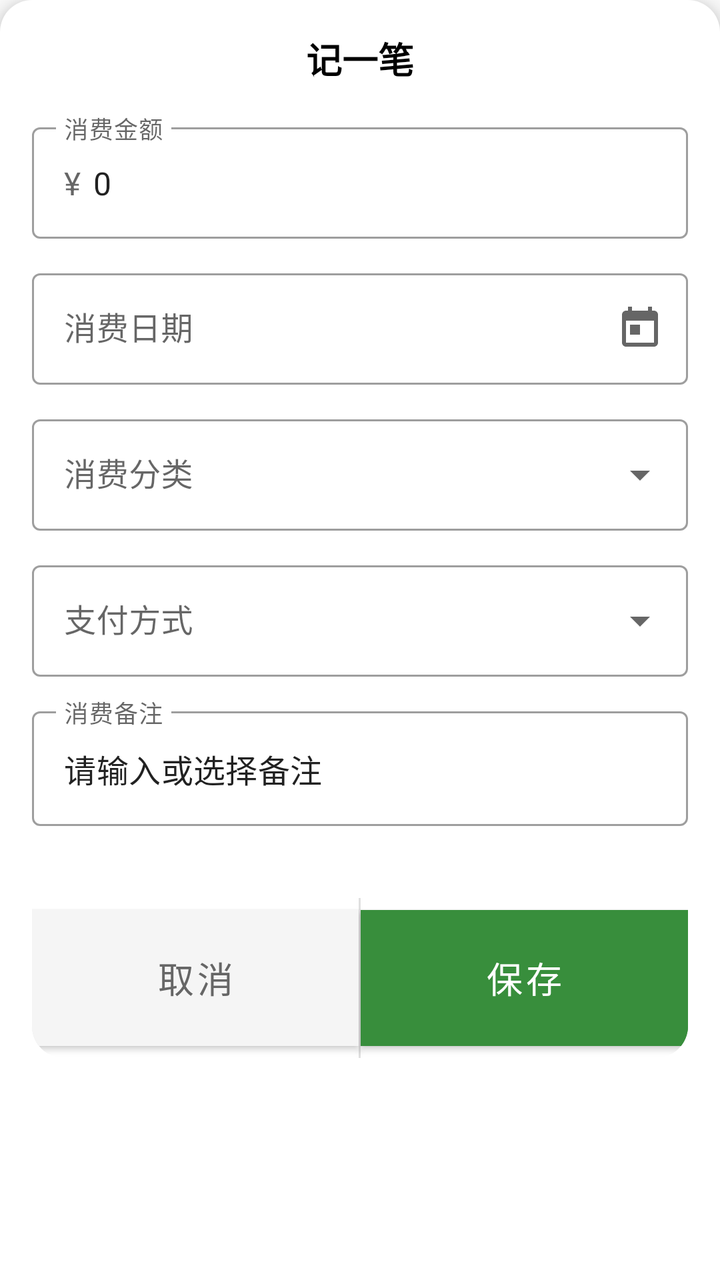
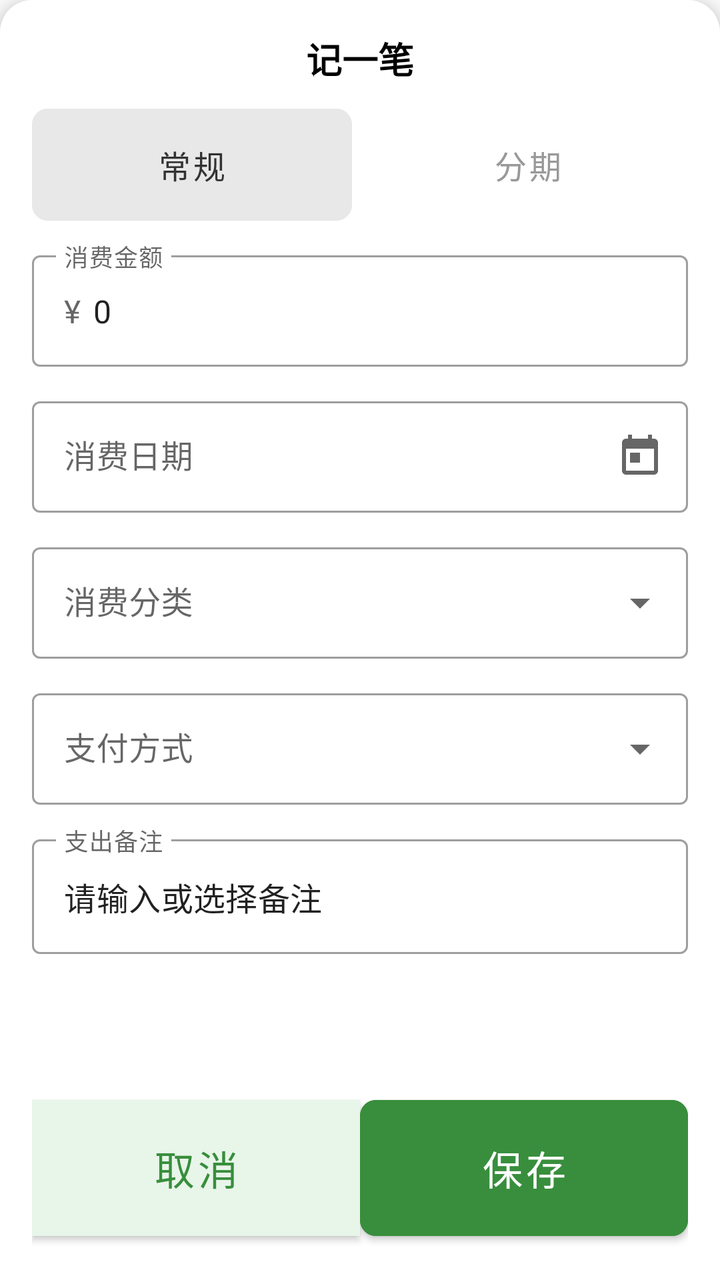

Two renders of the same Android screen: before a commit and after it. Below are the layout's source before the change and the commit's diff.
<!-- AndroidManifest.xml: application theme Theme.BillApp -->
<!-- res/layout/fragment_add_expense.xml -->
<?xml version="1.0" encoding="utf-8"?>
<LinearLayout xmlns:android="http://schemas.android.com/apk/res/android"
    xmlns:app="http://schemas.android.com/apk/res-auto"
    android:layout_width="match_parent"
    android:layout_height="wrap_content"
    android:orientation="vertical"
    android:padding="16dp"
    android:background="@drawable/bottom_sheet_rounded_top"
    android:elevation="8dp">

    
    <TextView
        android:layout_width="match_parent"
        android:layout_height="wrap_content"
        android:text="记一笔"
        android:textSize="18sp"
        android:textStyle="bold"
        android:textColor="@android:color/black"
        android:gravity="center"
        android:paddingBottom="16dp" />

    
    <com.google.android.material.textfield.TextInputLayout
        style="@style/Widget.MaterialComponents.TextInputLayout.OutlinedBox"
        android:layout_width="match_parent"
        android:layout_height="wrap_content"
        android:hint="消费金额"
        app:prefixText="¥ "
        android:layout_marginBottom="12dp">

        <com.google.android.material.textfield.TextInputEditText
            android:id="@+id/etAmount"
            android:layout_width="match_parent"
            android:layout_height="wrap_content"
            android:inputType="numberDecimal"
            android:textSize="16sp"
            android:maxLength="10"
            android:text="0" />
    </com.google.android.material.textfield.TextInputLayout>

    
    <com.google.android.material.textfield.TextInputLayout
        style="@style/Widget.MaterialComponents.TextInputLayout.OutlinedBox"
        android:layout_width="match_parent"
        android:layout_height="wrap_content"
        android:hint="消费日期"
        app:endIconMode="custom"
        app:endIconDrawable="@drawable/ic_calendar"
        android:layout_marginBottom="12dp">

        <com.google.android.material.textfield.TextInputEditText
            android:id="@+id/etDate"
            android:layout_width="match_parent"
            android:layout_height="wrap_content"
            android:inputType="none"
            android:focusable="false"
            android:clickable="true"
            android:focusableInTouchMode="false"
            android:textSize="16sp" />
    </com.google.android.material.textfield.TextInputLayout>

    
    <com.google.android.material.textfield.TextInputLayout
        style="@style/Widget.MaterialComponents.TextInputLayout.OutlinedBox"
        android:layout_width="match_parent"
        android:layout_height="wrap_content"
        android:hint="消费分类"
        app:endIconMode="custom"
        app:endIconDrawable="@drawable/ic_arrow_down"
        android:layout_marginBottom="12dp">

        <com.google.android.material.textfield.TextInputEditText
            android:id="@+id/etCategory"
            android:layout_width="match_parent"
            android:layout_height="wrap_content"
            android:inputType="none"
            android:focusable="false"
            android:clickable="true"
            android:focusableInTouchMode="false"
            android:textSize="16sp" />
    </com.google.android.material.textfield.TextInputLayout>

    
    <com.google.android.material.textfield.TextInputLayout
        style="@style/Widget.MaterialComponents.TextInputLayout.OutlinedBox"
        android:layout_width="match_parent"
        android:layout_height="wrap_content"
        android:hint="支付方式"
        app:endIconMode="custom"
        app:endIconDrawable="@drawable/ic_arrow_down"
        android:layout_marginBottom="12dp">

        <com.google.android.material.textfield.TextInputEditText
            android:id="@+id/etPayChannel"
            android:layout_width="match_parent"
            android:layout_height="wrap_content"
            android:inputType="none"
            android:focusable="false"
            android:clickable="true"
            android:focusableInTouchMode="false"
            android:textSize="16sp" />
    </com.google.android.material.textfield.TextInputLayout>

    
    <com.google.android.material.textfield.TextInputLayout
        style="@style/Widget.MaterialComponents.TextInputLayout.OutlinedBox"
        android:layout_width="match_parent"
        android:layout_height="wrap_content"
        android:hint="消费备注"
        android:layout_marginBottom="8dp">

        <com.google.android.material.textfield.TextInputEditText
            android:id="@+id/etRemark"
            android:layout_width="match_parent"
            android:layout_height="wrap_content"
            android:inputType="text"
            android:maxLines="3"
            android:textSize="16sp"
            android:text="请输入或选择备注"/>
    </com.google.android.material.textfield.TextInputLayout>

    
    <HorizontalScrollView
        android:layout_width="match_parent"
        android:layout_height="wrap_content"
        android:layout_marginBottom="16dp"
        android:scrollbars="none">

        <LinearLayout
            android:id="@+id/llRemarkTags"
            android:layout_width="wrap_content"
            android:layout_height="wrap_content"
            android:orientation="horizontal"
            android:padding="4dp" />
    </HorizontalScrollView>

    
    <LinearLayout
        android:layout_width="match_parent"
        android:layout_height="wrap_content"
        android:orientation="horizontal"
        android:layout_marginTop="4dp"
        android:background="@drawable/bottom_button_rounded"
        android:clipToOutline="true">

        
        <com.google.android.material.button.MaterialButton
            android:id="@+id/btnCancel"
            style="@style/Widget.MaterialComponents.Button"
            android:layout_width="0dp"
            android:layout_height="80dp"
            android:layout_weight="1"
            android:text="取消"
            android:textSize="18sp"
            android:textColor="#666666"
            android:backgroundTint="#F5F5F5"
            app:cornerRadius="0dp"
            app:shapeAppearanceOverlay="@style/ShapeAppearanceOverlay.Button.RoundedLeft" />

        
        <View
            android:layout_width="1dp"
            android:layout_height="match_parent"
            android:background="#E0E0E0" />

        
        <com.google.android.material.button.MaterialButton
            android:id="@+id/btnSave"
            style="@style/Widget.MaterialComponents.Button"
            android:layout_width="0dp"
            android:layout_height="80dp"
            android:layout_weight="1"
            android:text="保存"
            android:textSize="18sp"
            android:textColor="#FFFFFF"
            android:backgroundTint="@color/colorAccent"
            app:cornerRadius="0dp"
            app:shapeAppearanceOverlay="@style/ShapeAppearanceOverlay.Button.RoundedRight" />
    </LinearLayout>

</LinearLayout>
<!-- resources referenced by this layout -->
<resources>
  <color name="colorAccent">#388E3C</color>
  <!-- drawable bottom_button_rounded (drawable) -->
  <?xml version="1.0" encoding="utf-8"?>
  <shape xmlns:android="http://schemas.android.com/apk/res/android">
      <solid android:color="#FFFFFF" />
      <corners android:bottomLeftRadius="16dp" android:bottomRightRadius="16dp" />
  </shape>
  <!-- drawable bottom_sheet_rounded_top (drawable) -->
  <?xml version="1.0" encoding="utf-8"?>
  <shape xmlns:android="http://schemas.android.com/apk/res/android">
      <solid android:color="@android:color/white"/>
      <corners android:topLeftRadius="16dp" android:topRightRadius="16dp"/>
  </shape>
  <!-- drawable ic_arrow_down (drawable) -->
  <vector xmlns:android="http://schemas.android.com/apk/res/android"
      android:width="24dp"
      android:height="24dp"
      android:viewportWidth="24"
      android:viewportHeight="24">
      <path
          android:fillColor="#FF000000"
          android:pathData="M7,10l5,5 5,-5z"/>
  </vector>
  <!-- drawable ic_calendar (drawable) -->
  <vector xmlns:android="http://schemas.android.com/apk/res/android"
      android:width="24dp"
      android:height="24dp"
      android:viewportWidth="24"
      android:viewportHeight="24">
      <path
          android:fillColor="#FF000000"
          android:pathData="M19,3h-1V1h-2v2H8V1H6v2H5C3.9,3 3,3.9 3,5v14c0,1.1 0.9,2 2,2h14c1.1,0 2,-0.9 2,-2V5c0,-1.1 -0.9,-2 -2,-2zm0,16H5V8h14v11zM7,10h5v5H7z"/>
  </vector>
  <style name="ShapeAppearanceOverlay.Button.RoundedLeft" parent="">
          <item name="cornerFamily">rounded</item>
          <item name="cornerSizeTopLeft">16dp</item>
          <item name="cornerSizeBottomLeft">16dp</item>
          <item name="cornerSizeTopRight">0dp</item>
          <item name="cornerSizeBottomRight">0dp</item>
      </style>
  <style name="ShapeAppearanceOverlay.Button.RoundedRight" parent="">
          <item name="cornerFamily">rounded</item>
          <item name="cornerSizeTopLeft">0dp</item>
          <item name="cornerSizeBottomLeft">0dp</item>
          <item name="cornerSizeTopRight">16dp</item>
          <item name="cornerSizeBottomRight">16dp</item>
      </style>
  <style name="Theme.BillApp" parent="Theme.MaterialComponents.Light.NoActionBar">
          <item name="colorPrimary">#1976D2</item>
          <item name="colorPrimaryVariant">#1565C0</item>
          <item name="colorOnPrimary">#FFFFFF</item>
          <item name="colorSecondary">#FF6F00</item>
          <item name="colorSecondaryVariant">#E65100</item>
          <item name="colorOnSecondary">#FFFFFF</item>
      </style>
</resources>

<!-- the commit's change to res/layout/fragment_add_expense.xml (unified diff, before → after) -->
@@ -4,9 +4,9 @@
     android:layout_width="match_parent"
     android:layout_height="wrap_content"
     android:orientation="vertical"
-    android:padding="16dp"
     android:background="@drawable/bottom_sheet_rounded_top"
-    android:elevation="8dp">
+    android:elevation="8dp"
+    android:padding="16dp">
 
     
     <TextView
@@ -17,165 +17,278 @@
         android:textStyle="bold"
         android:textColor="@android:color/black"
         android:gravity="center"
-        android:paddingBottom="16dp" />
-
-    
-    <com.google.android.material.textfield.TextInputLayout
-        style="@style/Widget.MaterialComponents.TextInputLayout.OutlinedBox"
+        android:paddingBottom="12dp" />
+
+    
+    
+    <LinearLayout
         android:layout_width="match_parent"
         android:layout_height="wrap_content"
-        android:hint="消费金额"
-        app:prefixText="¥ "
+        android:orientation="horizontal"
         android:layout_marginBottom="12dp">
 
-        <com.google.android.material.textfield.TextInputEditText
-            android:id="@+id/etAmount"
+        
+        <com.google.android.material.button.MaterialButton
+            android:id="@+id/btnNormalMode"
+            style="@style/Widget.MaterialComponents.Button.UnelevatedButton"
+            android:layout_width="0dp"
+            android:layout_height="56dp"
+            android:layout_weight="1"
+            android:layout_marginEnd="4dp"
+            android:text="常规"
+            android:textSize="16sp"
+            android:insetTop="0dp"
+            android:insetBottom="0dp"
+            app:cornerRadius="8dp"
+            android:backgroundTint="#E8E8E8"
+            android:textColor="#333333" />
+
+        
+        <com.google.android.material.button.MaterialButton
+            android:id="@+id/btnInstallmentMode"
+            style="@style/Widget.MaterialComponents.Button.UnelevatedButton"
+            android:layout_width="0dp"
+            android:layout_height="56dp"
+            android:layout_weight="1"
+            android:layout_marginStart="4dp"
+            android:text="分期"
+            android:textSize="16sp"
+            android:insetTop="0dp"
+            android:insetBottom="0dp"
+            app:cornerRadius="8dp"
+            android:backgroundTint="#FFFFFF"
+            android:textColor="#999999" />
+
+    </LinearLayout>
+
+    
+    <ScrollView
+        android:layout_width="match_parent"
+        android:layout_height="0dp"
+        android:layout_weight="1"
+        android:fillViewport="true">
+
+        <LinearLayout
             android:layout_width="match_parent"
             android:layout_height="wrap_content"
-            android:inputType="numberDecimal"
-            android:textSize="16sp"
-            android:maxLength="10"
-            android:text="0" />
-    </com.google.android.material.textfield.TextInputLayout>
-
-    
-    <com.google.android.material.textfield.TextInputLayout
-        style="@style/Widget.MaterialComponents.TextInputLayout.OutlinedBox"
-        android:layout_width="match_parent"
-        android:layout_height="wrap_content"
-        android:hint="消费日期"
-        app:endIconMode="custom"
-        app:endIconDrawable="@drawable/ic_calendar"
-        android:layout_marginBottom="12dp">
-
-        <com.google.android.material.textfield.TextInputEditText
-            android:id="@+id/etDate"
-            android:layout_width="match_parent"
-            android:layout_height="wrap_content"
-            android:inputType="none"
-            android:focusable="false"
-            android:clickable="true"
-            android:focusableInTouchMode="false"
-            android:textSize="16sp" />
-    </com.google.android.material.textfield.TextInputLayout>
-
-    
-    <com.google.android.material.textfield.TextInputLayout
-        style="@style/Widget.MaterialComponents.TextInputLayout.OutlinedBox"
-        android:layout_width="match_parent"
-        android:layout_height="wrap_content"
-        android:hint="消费分类"
-        app:endIconMode="custom"
-        app:endIconDrawable="@drawable/ic_arrow_down"
-        android:layout_marginBottom="12dp">
-
-        <com.google.android.material.textfield.TextInputEditText
-            android:id="@+id/etCategory"
-            android:layout_width="match_parent"
-            android:layout_height="wrap_content"
-            android:inputType="none"
-            android:focusable="false"
-            android:clickable="true"
-            android:focusableInTouchMode="false"
-            android:textSize="16sp" />
-    </com.google.android.material.textfield.TextInputLayout>
-
-    
-    <com.google.android.material.textfield.TextInputLayout
-        style="@style/Widget.MaterialComponents.TextInputLayout.OutlinedBox"
-        android:layout_width="match_parent"
-        android:layout_height="wrap_content"
-        android:hint="支付方式"
-        app:endIconMode="custom"
-        app:endIconDrawable="@drawable/ic_arrow_down"
-        android:layout_marginBottom="12dp">
-
-        <com.google.android.material.textfield.TextInputEditText
-            android:id="@+id/etPayChannel"
-            android:layout_width="match_parent"
-            android:layout_height="wrap_content"
-            android:inputType="none"
-            android:focusable="false"
-            android:clickable="true"
-            android:focusableInTouchMode="false"
-            android:textSize="16sp" />
-    </com.google.android.material.textfield.TextInputLayout>
-
-    
-    <com.google.android.material.textfield.TextInputLayout
-        style="@style/Widget.MaterialComponents.TextInputLayout.OutlinedBox"
-        android:layout_width="match_parent"
-        android:layout_height="wrap_content"
-        android:hint="消费备注"
-        android:layout_marginBottom="8dp">
-
-        <com.google.android.material.textfield.TextInputEditText
-            android:id="@+id/etRemark"
-            android:layout_width="match_parent"
-            android:layout_height="wrap_content"
-            android:inputType="text"
-            android:maxLines="3"
-            android:textSize="16sp"
-            android:text="请输入或选择备注"/>
-    </com.google.android.material.textfield.TextInputLayout>
-
-    
-    <HorizontalScrollView
-        android:layout_width="match_parent"
-        android:layout_height="wrap_content"
-        android:layout_marginBottom="16dp"
-        android:scrollbars="none">
-
-        <LinearLayout
-            android:id="@+id/llRemarkTags"
-            android:layout_width="wrap_content"
-            android:layout_height="wrap_content"
-            android:orientation="horizontal"
-            android:padding="4dp" />
-    </HorizontalScrollView>
+            android:orientation="vertical">
+
+            
+            <com.google.android.material.textfield.TextInputLayout
+                style="@style/Widget.MaterialComponents.TextInputLayout.OutlinedBox"
+                android:layout_width="match_parent"
+                android:layout_height="wrap_content"
+                android:hint="消费金额"
+                app:prefixText="¥ "
+                android:layout_marginBottom="12dp">
+
+                <com.google.android.material.textfield.TextInputEditText
+                    android:id="@+id/etAmount"
+                    android:layout_width="match_parent"
+                    android:layout_height="wrap_content"
+                    android:inputType="numberDecimal"
+                    android:textSize="16sp"
+                    android:maxLength="10"
+                    android:text="0" />
+            </com.google.android.material.textfield.TextInputLayout>
+
+            
+            <LinearLayout
+                android:id="@+id/installmentParams"
+                android:layout_width="match_parent"
+                android:layout_height="wrap_content"
+                android:orientation="horizontal"
+                android:visibility="gone"
+                android:layout_marginBottom="12dp">
+
+                
+                <com.google.android.material.textfield.TextInputLayout
+                    style="@style/Widget.MaterialComponents.TextInputLayout.OutlinedBox"
+                    android:layout_width="0dp"
+                    android:layout_height="wrap_content"
+                    android:layout_weight="1"
+                    android:layout_marginEnd="8dp"
+                    android:hint="期数">
+
+                    <com.google.android.material.textfield.TextInputEditText
+                        android:id="@+id/etInstallmentCount"
+                        android:layout_width="match_parent"
+                        android:layout_height="wrap_content"
+                        android:inputType="number"
+                        android:textSize="16sp"
+                        android:text="0" />
+                </com.google.android.material.textfield.TextInputLayout>
+
+                
+                <com.google.android.material.textfield.TextInputLayout
+                    style="@style/Widget.MaterialComponents.TextInputLayout.OutlinedBox"
+                    android:layout_width="0dp"
+                    android:layout_height="wrap_content"
+                    android:layout_weight="1"
+                    android:layout_marginStart="8dp"
+                    android:hint="开始月份"
+                    app:endIconMode="custom"
+                    app:endIconDrawable="@drawable/ic_calendar">
+
+                    <com.google.android.material.textfield.TextInputEditText
+                        android:id="@+id/etStartMonth"
+                        android:layout_width="match_parent"
+                        android:layout_height="wrap_content"
+                        android:inputType="none"
+                        android:focusable="false"
+                        android:clickable="true"
+                        android:focusableInTouchMode="false"
+                        android:textSize="16sp" />
+                </com.google.android.material.textfield.TextInputLayout>
+            </LinearLayout>
+
+            
+            <androidx.recyclerview.widget.RecyclerView
+                android:id="@+id/rvInstallmentPreview"
+                android:layout_width="match_parent"
+                android:layout_height="150dp"
+                android:scrollbars="vertical"
+                android:visibility="gone"
+                android:background="@drawable/card_light_gray"
+                android:padding="4dp"
+                android:layout_marginBottom="12dp"
+                app:layoutManager="androidx.recyclerview.widget.LinearLayoutManager" />
+
+            
+            <com.google.android.material.textfield.TextInputLayout
+                style="@style/Widget.MaterialComponents.TextInputLayout.OutlinedBox"
+                android:layout_width="match_parent"
+                android:layout_height="wrap_content"
+                android:hint="消费日期"
+                app:endIconMode="custom"
+                app:endIconDrawable="@drawable/ic_calendar"
+                android:layout_marginBottom="12dp"
+                android:id="@+id/dateLayout">
+
+                <com.google.android.material.textfield.TextInputEditText
+                    android:id="@+id/etDate"
+                    android:layout_width="match_parent"
+                    android:layout_height="wrap_content"
+                    android:inputType="none"
+                    android:focusable="false"
+                    android:clickable="true"
+                    android:focusableInTouchMode="false"
+                    android:textSize="16sp" />
+            </com.google.android.material.textfield.TextInputLayout>
+
+            
+            <com.google.android.material.textfield.TextInputLayout
+                style="@style/Widget.MaterialComponents.TextInputLayout.OutlinedBox"
+                android:layout_width="match_parent"
+                android:layout_height="wrap_content"
+                android:hint="消费分类"
+                app:endIconMode="custom"
+                app:endIconDrawable="@drawable/ic_arrow_down"
+                android:layout_marginBottom="12dp">
+
+                <com.google.android.material.textfield.TextInputEditText
+                    android:id="@+id/etCategory"
+                    android:layout_width="match_parent"
+                    android:layout_height="wrap_content"
+                    android:inputType="none"
+                    android:focusable="false"
+                    android:clickable="true"
+                    android:focusableInTouchMode="false"
+                    android:textSize="16sp" />
+            </com.google.android.material.textfield.TextInputLayout>
+
+            
+            <com.google.android.material.textfield.TextInputLayout
+                style="@style/Widget.MaterialComponents.TextInputLayout.OutlinedBox"
+                android:layout_width="match_parent"
+                android:layout_height="wrap_content"
+                android:hint="支付方式"
+                app:endIconMode="custom"
+                app:endIconDrawable="@drawable/ic_arrow_down"
+                android:layout_marginBottom="12dp">
+
+                <com.google.android.material.textfield.TextInputEditText
+                    android:id="@+id/etPayChannel"
+                    android:layout_width="match_parent"
+                    android:layout_height="wrap_content"
+                    android:inputType="none"
+                    android:focusable="false"
+                    android:clickable="true"
+                    android:focusableInTouchMode="false"
+                    android:textSize="16sp" />
+            </com.google.android.material.textfield.TextInputLayout>
+
+            
+            <com.google.android.material.textfield.TextInputLayout
+                style="@style/Widget.MaterialComponents.TextInputLayout.OutlinedBox"
+                android:layout_width="match_parent"
+                android:layout_height="wrap_content"
+                android:hint="支出备注"
+                android:layout_marginBottom="8dp"
+                android:id="@+id/remarkLayout">
+
+                <com.google.android.material.textfield.TextInputEditText
+                    android:id="@+id/etRemark"
+                    android:layout_width="match_parent"
+                    android:layout_height="wrap_content"
+                    android:inputType="text"
+                    android:maxLines="3"
+                    android:textSize="16sp"
+                    android:text="请输入或选择备注"/>
+            </com.google.android.material.textfield.TextInputLayout>
+
+            
+            <HorizontalScrollView
+                android:layout_width="match_parent"
+                android:layout_height="wrap_content"
+                android:layout_marginBottom="16dp"
+                android:scrollbars="none">
+
+                <LinearLayout
+                    android:id="@+id/llRemarkTags"
+                    android:layout_width="wrap_content"
+                    android:layout_height="wrap_content"
+                    android:orientation="horizontal"
+                    android:padding="4dp" />
+            </HorizontalScrollView>
+
+        </LinearLayout>
+    </ScrollView>
 
     
     <LinearLayout
         android:layout_width="match_parent"
         android:layout_height="wrap_content"
         android:orientation="horizontal"
-        android:layout_marginTop="4dp"
-        android:background="@drawable/bottom_button_rounded"
-        android:clipToOutline="true">
-
-        
-        <com.google.android.material.button.MaterialButton
-            android:id="@+id/btnCancel"
+        android:layout_marginTop="12dp"
+        android:paddingTop="8dp"
+        android:background="@android:color/white">
+
+        <com.google.android.material.button.MaterialButton
+            android:id="@+id/tvCancel"
             style="@style/Widget.MaterialComponents.Button"
             android:layout_width="0dp"
             android:layout_height="80dp"
             android:layout_weight="1"
             android:text="取消"
-            android:textSize="18sp"
-            android:textColor="#666666"
-            android:backgroundTint="#F5F5F5"
+            android:textSize="20sp"
+            android:textColor="#388E3C"
+            android:backgroundTint="@color/colorCancel"
             app:cornerRadius="0dp"
-            app:shapeAppearanceOverlay="@style/ShapeAppearanceOverlay.Button.RoundedLeft" />
-
-        
-        <View
-            android:layout_width="1dp"
-            android:layout_height="match_parent"
-            android:background="#E0E0E0" />
-
-        
-        <com.google.android.material.button.MaterialButton
-            android:id="@+id/btnSave"
+            android:clickable="true"
+            android:focusable="true" />
+
+        <com.google.android.material.button.MaterialButton
+            android:id="@+id/tvSave"
             style="@style/Widget.MaterialComponents.Button"
             android:layout_width="0dp"
             android:layout_height="80dp"
             android:layout_weight="1"
             android:text="保存"
-            android:textSize="18sp"
+            android:textSize="20sp"
             android:textColor="#FFFFFF"
             android:backgroundTint="@color/colorAccent"
-            app:cornerRadius="0dp"
-            app:shapeAppearanceOverlay="@style/ShapeAppearanceOverlay.Button.RoundedRight" />
+            app:cornerRadius="8dp" />
     </LinearLayout>
 
 </LinearLayout>
<!-- resource entries referenced after the edit -->
@@ -1,17 +1,18 @@
 <!-- resources referenced by this layout -->
 <resources>
   <color name="colorAccent">#388E3C</color>
-  <!-- drawable bottom_button_rounded (drawable) -->
-  <?xml version="1.0" encoding="utf-8"?>
-  <shape xmlns:android="http://schemas.android.com/apk/res/android">
-      <solid android:color="#FFFFFF" />
-      <corners android:bottomLeftRadius="16dp" android:bottomRightRadius="16dp" />
-  </shape>
+  <color name="colorCancel">#E8F5E9</color>
   <!-- drawable bottom_sheet_rounded_top (drawable) -->
   <?xml version="1.0" encoding="utf-8"?>
   <shape xmlns:android="http://schemas.android.com/apk/res/android">
       <solid android:color="@android:color/white"/>
       <corners android:topLeftRadius="16dp" android:topRightRadius="16dp"/>
+  </shape>
+  <!-- drawable card_light_gray (drawable) -->
+  <?xml version="1.0" encoding="utf-8"?>
+  <shape xmlns:android="http://schemas.android.com/apk/res/android">
+      <solid android:color="#F5F7FA" />
+      <corners android:radius="8dp" />
   </shape>
   <!-- drawable ic_arrow_down (drawable) -->
   <vector xmlns:android="http://schemas.android.com/apk/res/android"
@@ -33,20 +34,6 @@
           android:fillColor="#FF000000"
           android:pathData="M19,3h-1V1h-2v2H8V1H6v2H5C3.9,3 3,3.9 3,5v14c0,1.1 0.9,2 2,2h14c1.1,0 2,-0.9 2,-2V5c0,-1.1 -0.9,-2 -2,-2zm0,16H5V8h14v11zM7,10h5v5H7z"/>
   </vector>
-  <style name="ShapeAppearanceOverlay.Button.RoundedLeft" parent="">
-          <item name="cornerFamily">rounded</item>
-          <item name="cornerSizeTopLeft">16dp</item>
-          <item name="cornerSizeBottomLeft">16dp</item>
-          <item name="cornerSizeTopRight">0dp</item>
-          <item name="cornerSizeBottomRight">0dp</item>
-      </style>
-  <style name="ShapeAppearanceOverlay.Button.RoundedRight" parent="">
-          <item name="cornerFamily">rounded</item>
-          <item name="cornerSizeTopLeft">0dp</item>
-          <item name="cornerSizeBottomLeft">0dp</item>
-          <item name="cornerSizeTopRight">16dp</item>
-          <item name="cornerSizeBottomRight">16dp</item>
-      </style>
   <style name="Theme.BillApp" parent="Theme.MaterialComponents.Light.NoActionBar">
           <item name="colorPrimary">#1976D2</item>
           <item name="colorPrimaryVariant">#1565C0</item>
